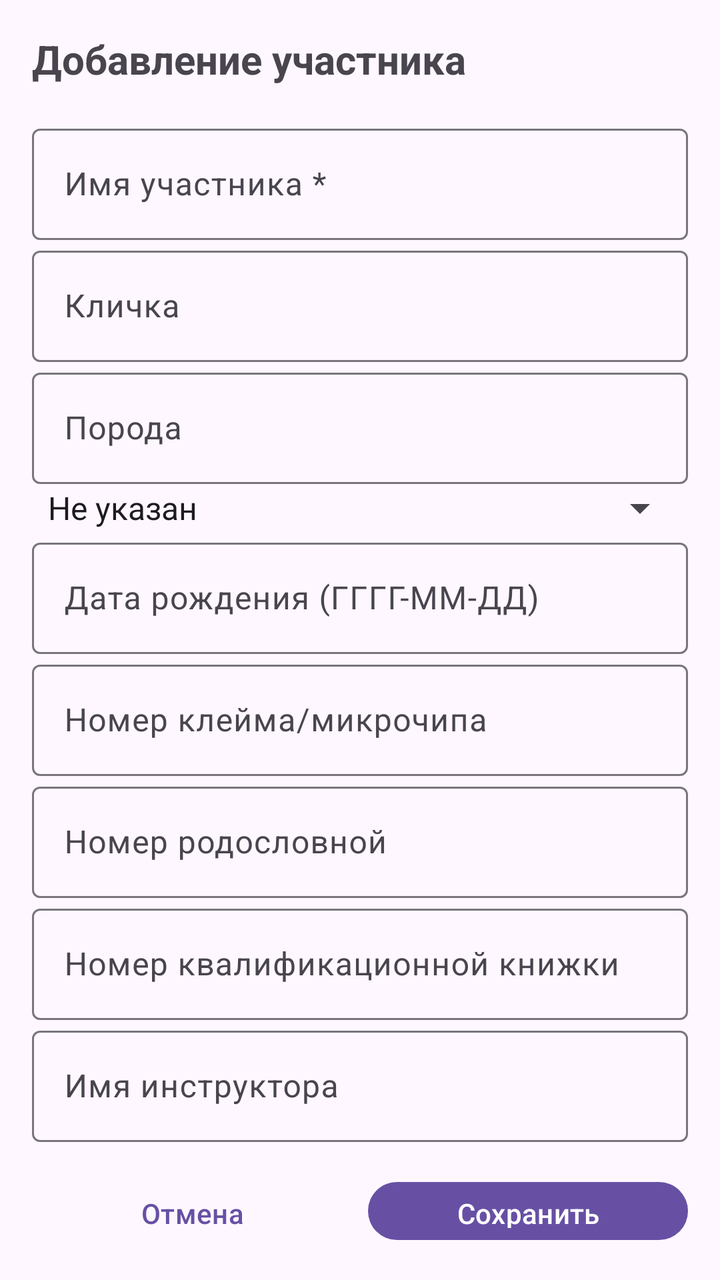
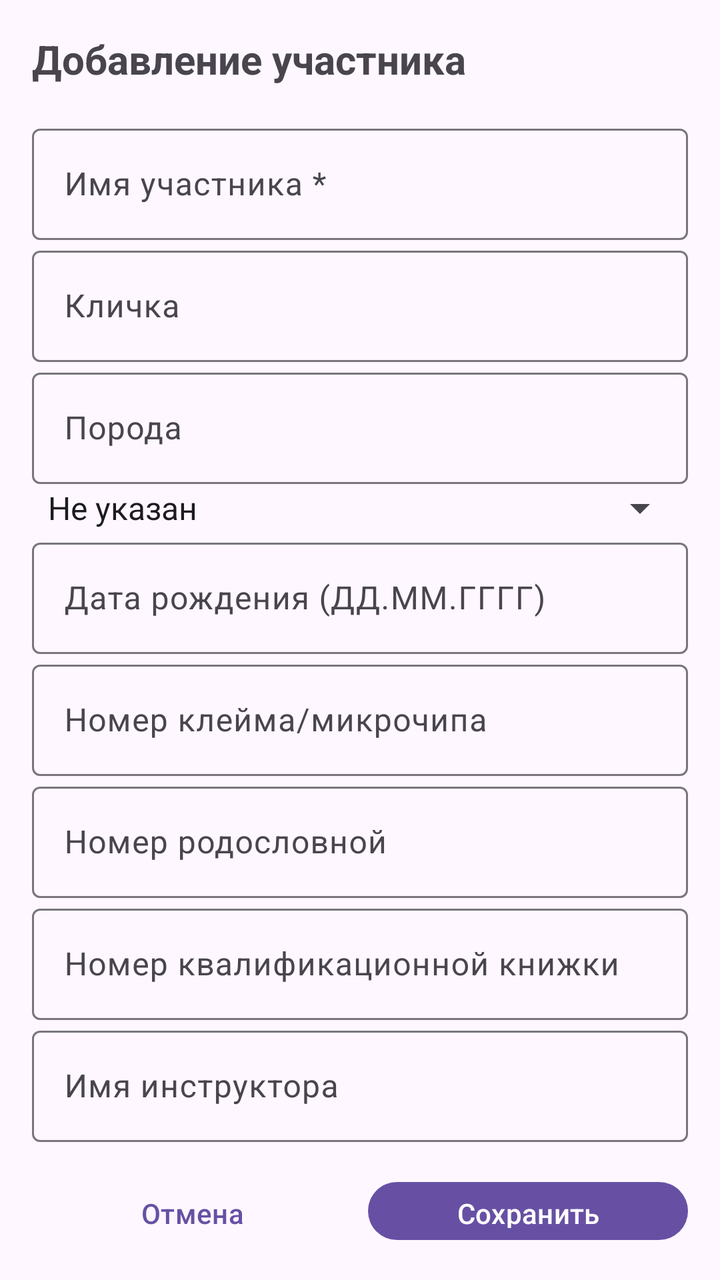

Before-and-after screenshots of an Android layout around one commit, followed by the original layout XML and the change that was made.
<!-- AndroidManifest.xml: application theme Theme.Material3.DayNight.NoActionBar -->
<!-- res/layout/bottom_sheet_participant.xml -->
<?xml version="1.0" encoding="utf-8"?>
<LinearLayout xmlns:android="http://schemas.android.com/apk/res/android"
    xmlns:app="http://schemas.android.com/apk/res-auto"
    android:layout_width="match_parent"
    android:layout_height="wrap_content"
    android:orientation="vertical"
    android:padding="16dp">

    <TextView
        android:layout_width="wrap_content"
        android:layout_height="wrap_content"
        android:text="Добавление участника"
        android:textSize="20sp"
        android:textStyle="bold"
        android:layout_marginBottom="16dp"/>

    <ScrollView
        android:layout_width="match_parent"
        android:layout_height="wrap_content"
        android:maxHeight="500dp">

        <LinearLayout
            android:layout_width="match_parent"
            android:layout_height="wrap_content"
            android:orientation="vertical">

            
            <com.google.android.material.textfield.TextInputLayout
                android:layout_width="match_parent"
                android:layout_height="wrap_content"
                android:hint="Имя участника *"
                style="@style/Widget.Material3.TextInputLayout.OutlinedBox">

                <com.google.android.material.textfield.TextInputEditText
                    android:id="@+id/etParticipantName"
                    android:layout_width="match_parent"
                    android:layout_height="wrap_content"
                    android:inputType="textCapWords"/>
            </com.google.android.material.textfield.TextInputLayout>

            
            <com.google.android.material.textfield.TextInputLayout
                android:layout_width="match_parent"
                android:layout_height="wrap_content"
                android:hint="Кличка"
                style="@style/Widget.Material3.TextInputLayout.OutlinedBox">

                <com.google.android.material.textfield.TextInputEditText
                    android:id="@+id/etParticipantNickname"
                    android:layout_width="match_parent"
                    android:layout_height="wrap_content"
                    android:inputType="textCapWords"/>
            </com.google.android.material.textfield.TextInputLayout>

            
            <com.google.android.material.textfield.TextInputLayout
                android:layout_width="match_parent"
                android:layout_height="wrap_content"
                android:hint="Порода"
                style="@style/Widget.Material3.TextInputLayout.OutlinedBox">

                <com.google.android.material.textfield.TextInputEditText
                    android:id="@+id/etParticipantBreed"
                    android:layout_width="match_parent"
                    android:layout_height="wrap_content"
                    android:inputType="textCapWords"/>
            </com.google.android.material.textfield.TextInputLayout>

            
            <com.google.android.material.textfield.TextInputLayout
                android:layout_width="match_parent"
                android:layout_height="wrap_content"
                android:hint="Пол"
                style="@style/Widget.Material3.TextInputLayout.OutlinedBox">

                <Spinner
                    android:id="@+id/spinnerGender"
                    android:layout_width="match_parent"
                    android:layout_height="wrap_content"
                    android:entries="@array/gender_types"/>
            </com.google.android.material.textfield.TextInputLayout>

            
            <com.google.android.material.textfield.TextInputLayout
                android:layout_width="match_parent"
                android:layout_height="wrap_content"
                android:hint="Дата рождения (ГГГГ-ММ-ДД)"
                style="@style/Widget.Material3.TextInputLayout.OutlinedBox">

                <com.google.android.material.textfield.TextInputEditText
                    android:id="@+id/etParticipantBirthDate"
                    android:layout_width="match_parent"
                    android:layout_height="wrap_content"
                    android:inputType="date"/>
            </com.google.android.material.textfield.TextInputLayout>

            
            <com.google.android.material.textfield.TextInputLayout
                android:layout_width="match_parent"
                android:layout_height="wrap_content"
                android:hint="Номер клейма/микрочипа"
                style="@style/Widget.Material3.TextInputLayout.OutlinedBox">

                <com.google.android.material.textfield.TextInputEditText
                    android:id="@+id/etParticipantMicrochip"
                    android:layout_width="match_parent"
                    android:layout_height="wrap_content"
                    android:inputType="text"/>
            </com.google.android.material.textfield.TextInputLayout>

            
            <com.google.android.material.textfield.TextInputLayout
                android:layout_width="match_parent"
                android:layout_height="wrap_content"
                android:hint="Номер родословной"
                style="@style/Widget.Material3.TextInputLayout.OutlinedBox">

                <com.google.android.material.textfield.TextInputEditText
                    android:id="@+id/etParticipantPedigree"
                    android:layout_width="match_parent"
                    android:layout_height="wrap_content"
                    android:inputType="text"/>
            </com.google.android.material.textfield.TextInputLayout>

            
            <com.google.android.material.textfield.TextInputLayout
                android:layout_width="match_parent"
                android:layout_height="wrap_content"
                android:hint="Номер квалификационной книжки"
                style="@style/Widget.Material3.TextInputLayout.OutlinedBox">

                <com.google.android.material.textfield.TextInputEditText
                    android:id="@+id/etParticipantQualification"
                    android:layout_width="match_parent"
                    android:layout_height="wrap_content"
                    android:inputType="text"/>
            </com.google.android.material.textfield.TextInputLayout>

            
            <com.google.android.material.textfield.TextInputLayout
                android:layout_width="match_parent"
                android:layout_height="wrap_content"
                android:hint="Имя инструктора"
                style="@style/Widget.Material3.TextInputLayout.OutlinedBox">

                <com.google.android.material.textfield.TextInputEditText
                    android:id="@+id/etParticipantInstructor"
                    android:layout_width="match_parent"
                    android:layout_height="wrap_content"
                    android:inputType="textCapWords"/>
            </com.google.android.material.textfield.TextInputLayout>

        </LinearLayout>
    </ScrollView>

    <LinearLayout
        android:layout_width="match_parent"
        android:layout_height="wrap_content"
        android:orientation="horizontal"
        android:layout_marginTop="16dp">

        <Button
            android:id="@+id/btnCancelParticipant"
            android:layout_width="0dp"
            android:layout_height="wrap_content"
            android:layout_weight="1"
            android:text="Отмена"
            android:layout_marginEnd="8dp"
            style="@style/Widget.Material3.Button.TextButton"/>

        <Button
            android:id="@+id/btnSaveParticipant"
            android:layout_width="0dp"
            android:layout_height="wrap_content"
            android:layout_weight="1"
            android:text="Сохранить"
            style="@style/Widget.Material3.Button"/>
    </LinearLayout>

</LinearLayout>
<!-- resources referenced by this layout -->
<resources>
  <string-array name="gender_types">
          <item>Не указан</item>
          <item>Кобель</item>
          <item>Сука</item>
      </string-array>
</resources>

<!-- the commit's change to res/layout/bottom_sheet_participant.xml (unified diff, before → after) -->
@@ -84,7 +84,7 @@
             <com.google.android.material.textfield.TextInputLayout
                 android:layout_width="match_parent"
                 android:layout_height="wrap_content"
-                android:hint="Дата рождения (ГГГГ-ММ-ДД)"
+                android:hint="Дата рождения (ДД.ММ.ГГГГ)"
                 style="@style/Widget.Material3.TextInputLayout.OutlinedBox">
 
                 <com.google.android.material.textfield.TextInputEditText
